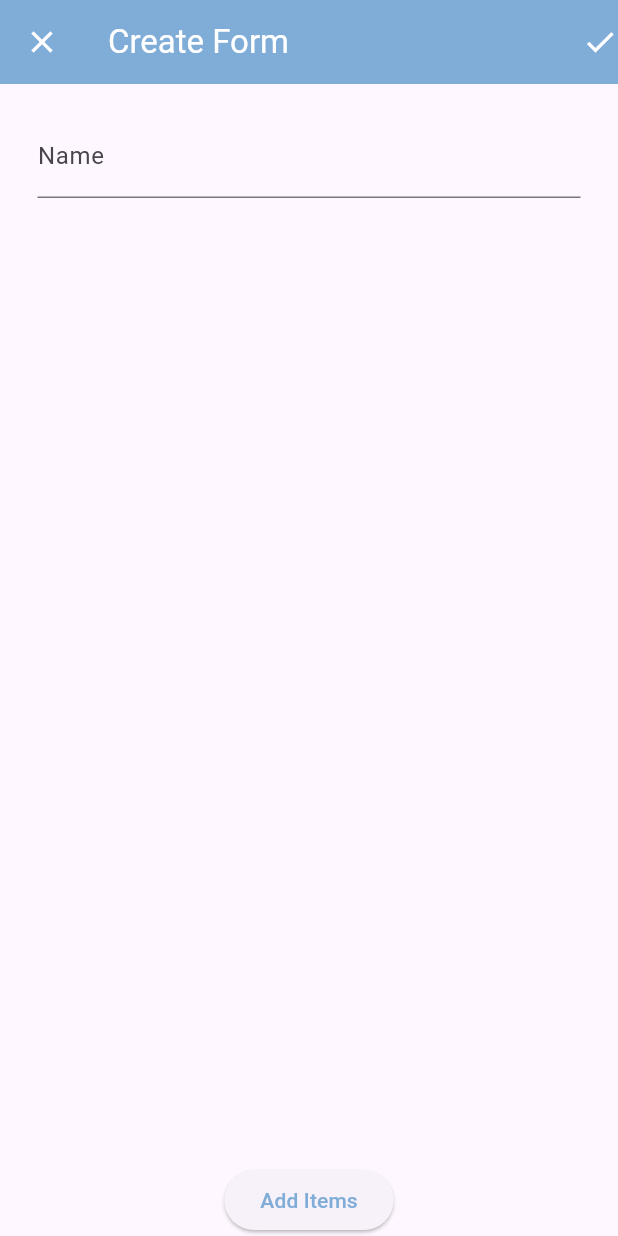
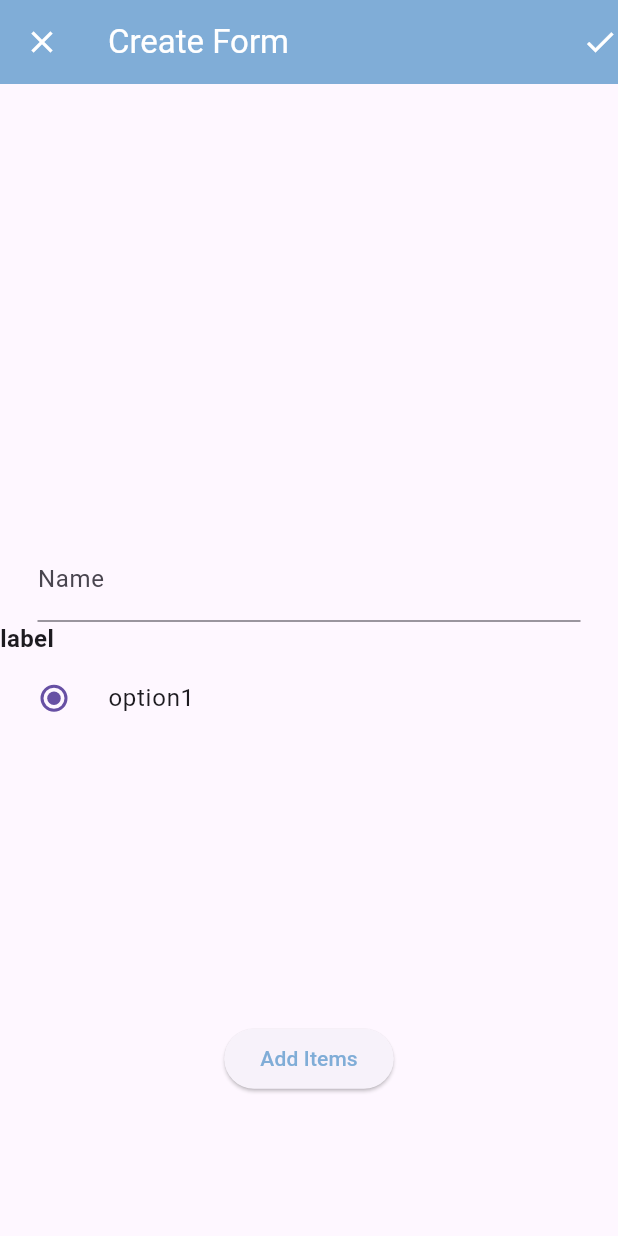
Before and after one commit to WildKoala23/Softshares, a Flutter app: the screen it shows after launch, on a phone screen of 412 x 824 dp. Run offline on Flutter 3.47's test engine with Material 3 defaults, Android fonts, the phone set to English and light mode, and no system bars; our stand-ins replace google_fonts, table_calendar; missing offline and left inert: dev_icons.

Commit message:
improvements on custom Form, added route in bottom bar and created test page

```diff
--- a/lib/Components/bottomNavBar.dart
+++ b/lib/Components/bottomNavBar.dart
@@ -27,7 +27,7 @@ class MyBottomBar extends StatelessWidget {
               Icons.add,
             ),
             onPressed: () {
-              //Navigator.pushNamed(context, '/AddForm');
+              Navigator.pushNamed(context, '/createForm');
             },
           ),
           label: 'Add',
--- a/lib/Components/customRadioBtn.dart
+++ b/lib/Components/customRadioBtn.dart
@@ -1,34 +1,50 @@
 import 'package:flutter/material.dart';
 
-class customRadioBtn extends StatefulWidget {
+class CustomRadioBtn extends StatefulWidget {
   final String label;
   final List<String> options;
-  const customRadioBtn({super.key, required this.label, required this.options});
+
+  const CustomRadioBtn({Key? key, required this.label, required this.options}) : super(key: key);
 
   @override
-  State<customRadioBtn> createState() => _customRadioBtnState();
+  State<CustomRadioBtn> createState() => _CustomRadioBtnState();
 }
 
-class _customRadioBtnState extends State<customRadioBtn> {
+class _CustomRadioBtnState extends State<CustomRadioBtn> {
+  late String selectedOption; // Initialize selectedOption
+
+  @override
+  void initState() {
+    super.initState();
+    selectedOption = widget.options.first; // Initialize to the first option
+  }
+
   @override
   Widget build(BuildContext context) {
     return Column(
+      crossAxisAlignment: CrossAxisAlignment.start,
       children: [
-        SizedBox(
-          child: Text(widget.label),
+        Text(
+          widget.label,
+          style: TextStyle(
+            fontWeight: FontWeight.bold,
+            fontSize: 16,
+          ),
         ),
-        Expanded(
-            child: ListView.builder(
-                itemCount: widget.options.length,
-                itemBuilder: (context, index) {
-                  return Text('data');
-
-                  /*RadioListTile(
-              value: widget.options[index],
-              groupValue: widget.options[index],
-              onChanged: (value) {})*/
-                  ;
-                }))
+        Column(
+          children: widget.options.map((option) {
+            return RadioListTile(
+              title: Text(option),
+              value: option,
+              groupValue: selectedOption,
+              onChanged: (value) {
+                setState(() {
+                  selectedOption = value.toString();
+                });
+              },
+            );
+          }).toList(),
+        ),
       ],
     );
   }
--- a/lib/Pages/createFrom.dart
+++ b/lib/Pages/createFrom.dart
@@ -22,34 +22,40 @@ const List<String> options = [
 ];
 
 class _MyWidgetState extends State<createForm> {
-  List<Widget> formItens = [customTextField(label: 'Name')];
+  List<Widget> formItens = [];
   String currentOption = options[0];
+
+  @override
+  void initState() {
+    super.initState();
+    formItens.add(customTextField(label: 'Name'));
+  }
 
   @override
   Widget build(BuildContext context) {
     return Scaffold(
-      appBar: AppBar(
-        backgroundColor: widget.appBarColor,
-        foregroundColor: widget.appBarFont,
-        leading: const Icon(Icons.close),
-        title: const Text('Create Form'),
-        actions: const [Icon(Icons.check)],
-      ),
+      appBar: appBar(),
       body: Center(
         child:
             Column(mainAxisAlignment: MainAxisAlignment.spaceAround, children: [
           const SizedBox(),
-          Expanded(
-              child: Container(
-                  child: ListView.builder(
-                      itemCount: formItens.length,
-                      itemBuilder: (contex, index) {
-                        return formItens[index];
-                      }))),
-          ElevatedButton(
+          //customRadioBtn(label: 'label', options: ['option']),
+          Column(
+            children: [
+              customTextField(label: 'Name'),
+              CustomRadioBtn(label: 'label', options: ['option1'])
+            ],
+          ),
+          addItem(context),
+        ]),
+      ),
+    );
+  }
+
+  ElevatedButton addItem(BuildContext context) {
+    return ElevatedButton(
       style: ButtonStyle(
-                foregroundColor:
-                    MaterialStateProperty.all<Color>(widget.mainColor)),
+          foregroundColor: MaterialStateProperty.all<Color>(widget.mainColor)),
       onPressed: () {
         showModalBottomSheet(
           context: context,
@@ -62,9 +68,16 @@ class _MyWidgetState extends State<createForm> {
         );
       },
       child: const Text('Add Items'),
-          ),
-        ]),
-      ),
+    );
+  }
+
+  AppBar appBar() {
+    return AppBar(
+      backgroundColor: widget.appBarColor,
+      foregroundColor: widget.appBarFont,
+      leading: const Icon(Icons.close),
+      title: const Text('Create Form'),
+      actions: const [Icon(Icons.check)],
     );
   }
 
@@ -131,13 +144,12 @@ class _MyWidgetState extends State<createForm> {
                     route = "/createRadioBtnForm";
                     final result = await Navigator.pushNamed(context, route);
                     if (result != null && result is Map<String, dynamic>) {
-                      item = customRadioBtn(
+                      item = CustomRadioBtn(
                           label: result["userLabel"],
                           options: result["options"]);
                     }
-                    print(currentOption);
                     break;
-                  case "Checkbox":
+                  /*case "Checkbox":
                     print(currentOption);
                     break;
                   case "TextField":
@@ -145,13 +157,14 @@ class _MyWidgetState extends State<createForm> {
                     break;
                   case "Number Input":
                     print(currentOption);
-                    break;
+                    break;*/
                 }
                 /*Add new item to the form list*/
                 if (item != null) {
                   setState(() {
                     formItens.add(item!);
                   });
+                  print(formItens.length);
                 }
               },
               child: Container(
--- a/lib/main.dart
+++ b/lib/main.dart
@@ -9,6 +9,7 @@ import 'package:softshares/Pages/login.dart';
 import 'package:softshares/Pages/pointsOfInterest.dart';
 import 'package:softshares/Pages/signIn.dart';
 import 'package:softshares/Pages/signup.dart';
+import 'package:softshares/test.dart';
 import './Pages/homepage.dart';
 import 'package:google_fonts/google_fonts.dart';
 
@@ -47,6 +48,7 @@ class MyApp extends StatelessWidget {
       '/SignUp': (context) => const SignUp(),
       '/createForm': (context) => createForm(),
       '/createRadioBtnForm': (context) => customRadioBtnForm(),
+      '/test':(context) => test()
     };
 
     for (var area in areas) {
```
Also changed, not shown: lib/test.dart (added, +28 -0 lines). Lines whose indentation alone changed are shown as unchanged.
